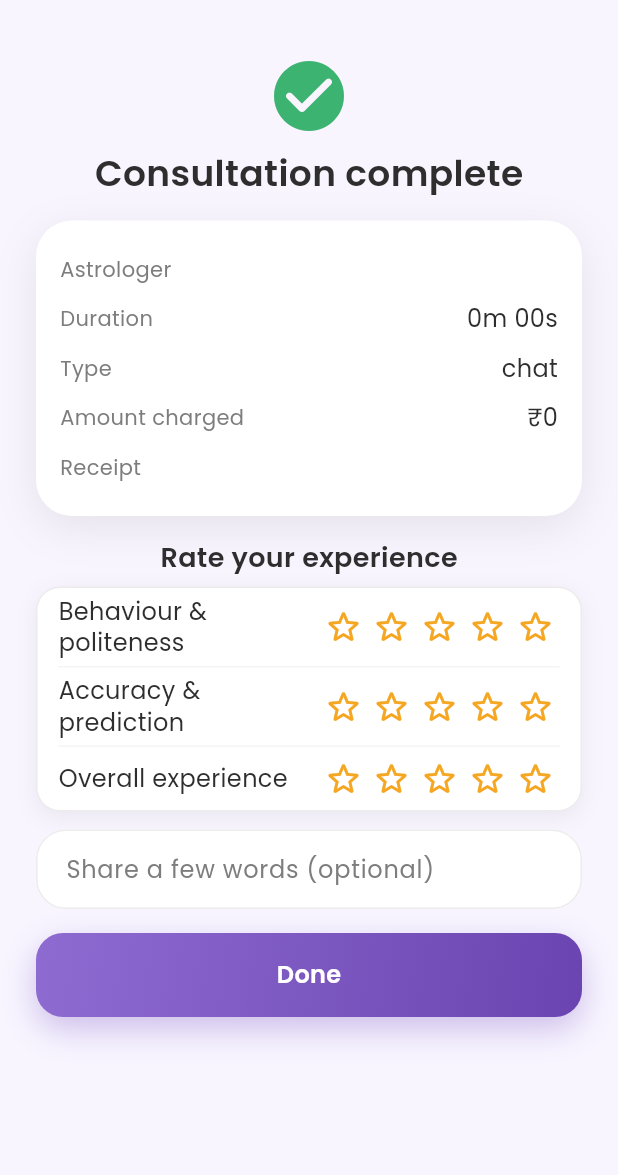
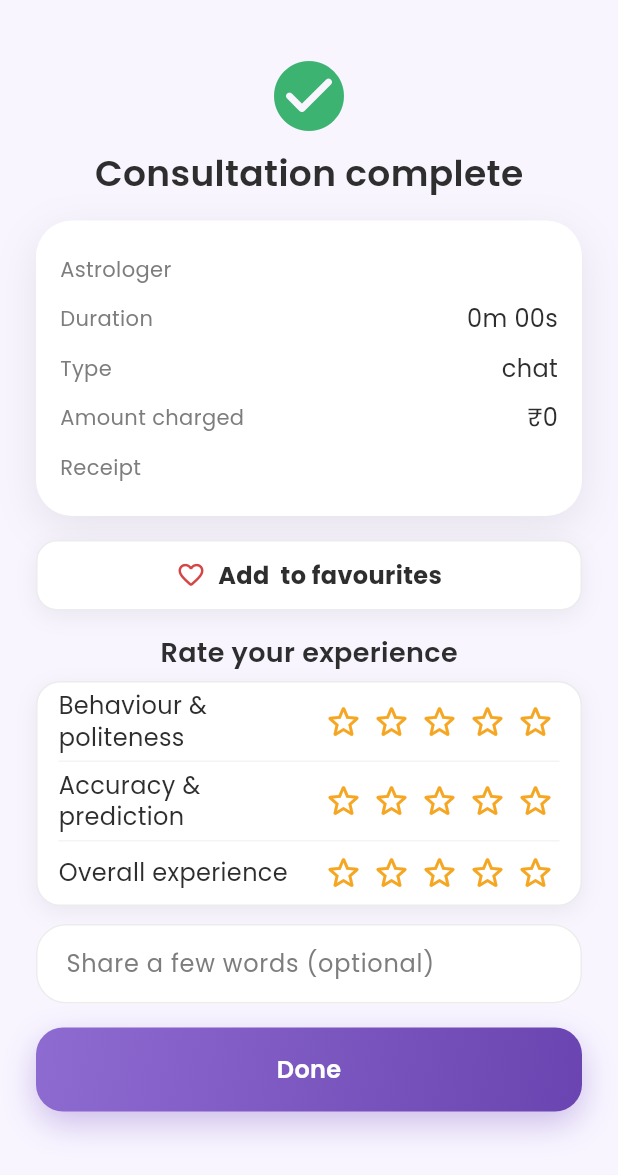
Before and after one commit to aaddrriisshh-dev/Asktro, a Flutter app: the _ConsultationEndScreen screen opened directly with empty values, on a phone screen of 412 x 824 dp. Shown: the top 1175 px of the screen. Run offline on Flutter 3.47's test engine with Material 3 defaults, Android fonts, the phone set to English and light mode, and no system bars; our stand-ins replace audioplayers, cached_network_image, cloud_firestore, cloud_functions, connectivity_plus, equatable and 18 more; missing offline and left inert: agora_rtc_engine, firebase_app_check, flutter_file_dialog, razorpay_flutter; accounts and stored records are empty.

Commit message:
feat(retention): 'Add to favourites' on the end-of-chat rating screen
Shown only when the user has not already favourited this astrologer (hidden
entirely if they have). One tap adds via UserRepository.toggleFavourite and
shows a quiet 'Added to favourites' confirmation.

Co-Authored-By: Claude Opus 4.8 <noreply@anthropic.com>
Claude-Session: https://claude.ai/code/session_01WRrriC1w7QS5YfDnWvnAQM

```diff
--- a/apps/customer/lib/features/consultation/consultation_end.dart
+++ b/apps/customer/lib/features/consultation/consultation_end.dart
@@ -37,6 +37,7 @@ class _ConsultationEndScreenState extends ConsumerState<_ConsultationEndScreen>
   int _overall = 0;
   final _review = TextEditingController();
   bool _submitting = false;
+  bool _favAdded = false; // set once the user taps "Add to favourites" here
 
   Future<void> _submit() async {
     // Overall is the headline score (drives the astrologer's average); the other
@@ -93,6 +94,11 @@ class _ConsultationEndScreenState extends ConsumerState<_ConsultationEndScreen>
   @override
   Widget build(BuildContext context) {
     final c = widget.consultation;
+    // Offer "add to favourites" only when they haven't already favourited this
+    // astrologer (hidden entirely if they have — no duplicate prompt).
+    final alreadyFav = ref.watch(myProfileProvider).valueOrNull
+            ?.favouriteAstrologers.contains(widget.astrologer.id) ??
+        false;
     return Scaffold(
       body: SafeArea(
         child: SingleChildScrollView(
@@ -119,6 +125,21 @@ class _ConsultationEndScreenState extends ConsumerState<_ConsultationEndScreen>
                 ),
               ),
               const SizedBox(height: AppSpacing.lg),
+              if (!alreadyFav || _favAdded) ...[
+                _favouriteTile(
+                  added: _favAdded,
+                  name: widget.astrologer.name,
+                  onAdd: () async {
+                    final p = ref.read(myProfileProvider).valueOrNull;
+                    if (p == null) return;
+                    await ref
+                        .read(userRepositoryProvider)
+                        .toggleFavourite(p.id, widget.astrologer.id, true);
+                    if (mounted) setState(() => _favAdded = true);
+                  },
+                ),
+                const SizedBox(height: AppSpacing.lg),
+              ],
               Text('Rate your experience', style: AppTypography.subtitle),
               const SizedBox(height: AppSpacing.sm),
               Container(
@@ -170,6 +191,39 @@ class _ConsultationEndScreenState extends ConsumerState<_ConsultationEndScreen>
         ),
       );
 
+  /// "Add to favourites" prompt on the end screen. Tappable until added, then a
+  /// quiet confirmation. Only rendered when they aren't already a favourite.
+  Widget _favouriteTile({required bool added, required String name, required Future<void> Function() onAdd}) =>
+      GestureDetector(
+        behavior: HitTestBehavior.opaque,
+        onTap: added ? null : onAdd,
+        child: Container(
+          width: double.infinity,
+          padding: const EdgeInsets.symmetric(horizontal: 14, vertical: 12),
+          decoration: BoxDecoration(
+            color: added ? AppColors.success.withValues(alpha: 0.08) : AppColors.card,
+            borderRadius: BorderRadius.circular(14),
+            border: Border.all(color: added ? AppColors.success : AppColors.border),
+            boxShadow: added ? null : AppShadows.soft,
+          ),
+          child: Row(
+            mainAxisAlignment: MainAxisAlignment.center,
+            children: [
+              Icon(added ? Icons.favorite_rounded : Icons.favorite_border_rounded,
+                  size: 20, color: added ? AppColors.success : AppColors.error,),
+              const SizedBox(width: 8),
+              Flexible(
+                child: Text(added ? 'Added to favourites' : 'Add $name to favourites',
+                    style: AppTypography.body.copyWith(
+                        fontWeight: FontWeight.w700,
+                        color: added ? AppColors.success : AppColors.textDark,),
+                    overflow: TextOverflow.ellipsis,),
+              ),
+            ],
+          ),
+        ),
+      );
+
   /// One labelled 5-star row. Compact (tap targets ~32px) so three of them plus
   /// a review still fit the viewport without scrolling.
   Widget _ratingRow(String label, int value, ValueChanged<int> onChanged) => Padding(
```
